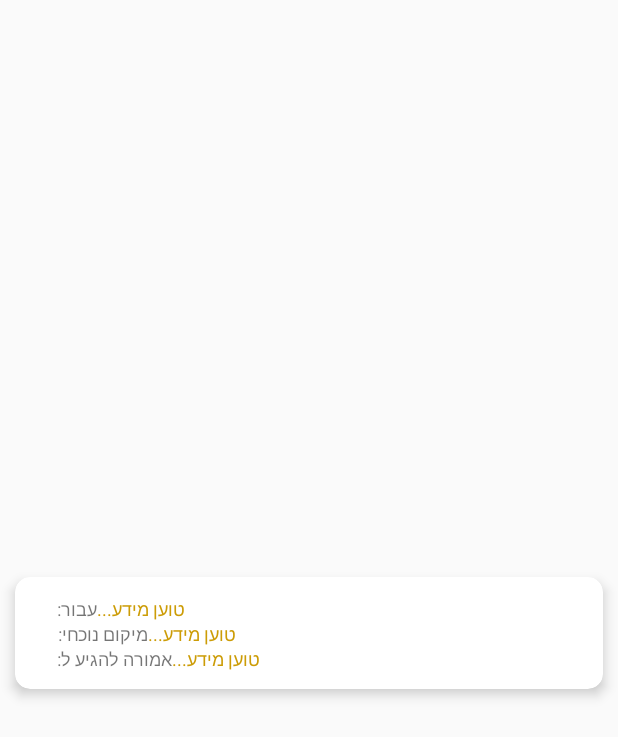
After one commit to mickeygoldmeier/DDC, an Android app: the layout friend_parcel_view_holder.xml on its own in the app's theme, with its tools: preview values and no code run, on a phone screen of 412 x 824 dp. The commit adds this screen. Shown: the top 737 px of the screen. Run offline under Robolectric (Android 15) with nearby library versions, the phone set to English and light mode, and no system bars.

Commit message:
Offer collection for friends

```diff
--- a/app/src/main/java/com/ddc/UI/FindFriendsScreen/FindFriendsViewModel.java
+++ b/app/src/main/java/com/ddc/UI/FindFriendsScreen/FindFriendsViewModel.java
@@ -21,7 +21,7 @@ import com.ddc.Model.Users.Person;
 import com.ddc.Model.Users.User;
 import com.ddc.Model.Users.UsersFirebase;
 import com.ddc.R;
-import com.ddc.UI.NewFriendsViewHolder;
+import com.ddc.UI.ViewHolders.NewFriendsViewHolder;
 
 import java.util.ArrayList;
 import java.util.List;
--- a/app/src/main/java/com/ddc/UI/MyParcelsScreen/MyParcelsViewModel.java
+++ b/app/src/main/java/com/ddc/UI/MyParcelsScreen/MyParcelsViewModel.java
@@ -13,7 +13,7 @@ import androidx.recyclerview.widget.RecyclerView;
 import com.ddc.Model.Parcel.Parcel;
 import com.ddc.Model.Parcel.ParcelRepository;
 import com.ddc.R;
-import com.ddc.UI.ParcelViewHolder;
+import com.ddc.UI.ViewHolders.ParcelViewHolder;
 
 import java.util.List;
 
--- a/app/src/main/java/com/ddc/UI/NewFriendsViewHolder.java
+++ b/app/src/main/java/com/ddc/UI/ViewHolders/NewFriendsViewHolder.java
@@ -1,4 +1,4 @@
-package com.ddc.UI;
+package com.ddc.UI.ViewHolders;
 
 import android.view.View;
 import android.widget.Button;
--- a/app/src/main/java/com/ddc/UI/ParcelViewHolder.java
+++ b/app/src/main/java/com/ddc/UI/ViewHolders/ParcelViewHolder.java
@@ -1,4 +1,4 @@
-package com.ddc.UI;
+package com.ddc.UI.ViewHolders;
 
 import android.content.Context;
 import android.view.View;
--- /dev/null
+++ b/app/src/main/res/drawable/ic_local_shipping.xml
@@ -0,0 +1,9 @@
+<vector xmlns:android="http://schemas.android.com/apk/res/android"
+    android:width="24dp"
+    android:height="24dp"
+    android:viewportWidth="24.0"
+    android:viewportHeight="24.0">
+    <path
+        android:fillColor="#FF000000"
+        android:pathData="M20,8h-3L17,4L3,4c-1.1,0 -2,0.9 -2,2v11h2c0,1.66 1.34,3 3,3s3,-1.34 3,-3h6c0,1.66 1.34,3 3,3s3,-1.34 3,-3h2v-5l-3,-4zM6,18.5c-0.83,0 -1.5,-0.67 -1.5,-1.5s0.67,-1.5 1.5,-1.5 1.5,0.67 1.5,1.5 -0.67,1.5 -1.5,1.5zM19.5,9.5l1.96,2.5L17,12L17,9.5h2.5zM18,18.5c-0.83,0 -1.5,-0.67 -1.5,-1.5s0.67,-1.5 1.5,-1.5 1.5,0.67 1.5,1.5 -0.67,1.5 -1.5,1.5z" />
+</vector>
--- /dev/null
+++ b/app/src/main/res/layout/friend_parcel_view_holder.xml
@@ -0,0 +1,125 @@
+<?xml version="1.0" encoding="utf-8"?>
+<androidx.cardview.widget.CardView xmlns:android="http://schemas.android.com/apk/res/android"
+    xmlns:app="http://schemas.android.com/apk/res-auto"
+    xmlns:tools="http://schemas.android.com/tools"
+    android:layout_width="match_parent"
+    android:layout_height="wrap_content"
+    android:layout_gravity="center"
+    android:layout_marginStart="10dp"
+    android:layout_marginTop="10dp"
+    android:layout_marginEnd="10dp"
+    app:cardCornerRadius="10dp"
+    app:cardElevation="5dp"
+    app:cardMaxElevation="10dp"
+    tools:context=".UI.ViewHolders.FriendParcelViewHolder">
+
+    <androidx.constraintlayout.widget.ConstraintLayout
+        android:layout_width="match_parent"
+        android:layout_height="wrap_content"
+        android:gravity="center">
+
+        <LinearLayout
+            android:layout_width="wrap_content"
+            android:layout_height="wrap_content"
+            android:layout_gravity="center"
+            android:layout_marginStart="15dp"
+            android:orientation="vertical"
+            android:padding="10dp"
+            app:layout_constraintBottom_toBottomOf="parent"
+            app:layout_constraintStart_toStartOf="parent"
+            app:layout_constraintTop_toTopOf="parent">
+
+            <LinearLayout
+                android:layout_width="wrap_content"
+                android:layout_height="wrap_content">
+
+                <TextView
+                    android:layout_width="wrap_content"
+                    android:layout_height="wrap_content"
+                    android:layout_gravity="start"
+                    android:text="עבור: "
+                    android:textSize="12sp" />
+
+                <TextView
+                    android:id="@+id/user_name_tv"
+                    android:layout_width="wrap_content"
+                    android:layout_height="wrap_content"
+                    android:layout_gravity="start"
+                    android:text="טוען מידע..."
+                    android:textColor="@color/colorPrimaryDark"
+                    android:textSize="12sp" />
+            </LinearLayout>
+
+            <LinearLayout
+                android:layout_width="wrap_content"
+                android:layout_height="wrap_content">
+
+                <TextView
+                    android:layout_width="wrap_content"
+                    android:layout_height="wrap_content"
+                    android:layout_gravity="start"
+                    android:text="מיקום נוכחי: "
+                    android:textSize="12sp" />
+
+                <TextView
+                    android:id="@+id/current_location_tv"
+                    android:layout_width="wrap_content"
+                    android:layout_height="wrap_content"
+                    android:layout_gravity="start"
+                    android:text="טוען מידע..."
+                    android:textColor="@color/colorPrimaryDark"
+                    android:textSize="12sp" />
+            </LinearLayout>
+
+            <LinearLayout
+                android:layout_width="wrap_content"
+                android:layout_height="wrap_content">
+
+                <TextView
+                    android:layout_width="wrap_content"
+                    android:layout_height="wrap_content"
+                    android:layout_gravity="start"
+                    android:text="אמורה להגיע ל: "
+                    android:textSize="12sp" />
+
+                <TextView
+                    android:id="@+id/final_location_tv"
+                    android:layout_width="wrap_content"
+                    android:layout_height="wrap_content"
+                    android:layout_gravity="start"
+                    android:text="טוען מידע..."
+                    android:textColor="@color/colorPrimaryDark"
+                    android:textSize="12sp" />
+            </LinearLayout>
+
+        </LinearLayout>
+
+        <Button
+            android:id="@+id/suggest_delivery_btn"
+            style="@style/button_style"
+            android:layout_width="wrap_content"
+            android:layout_height="wrap_content"
+            android:layout_margin="10dp"
+            android:drawableLeft="@drawable/ic_friend"
+            android:padding="15dp"
+            android:visibility="invisible"
+            app:layout_constraintBottom_toBottomOf="parent"
+            app:layout_constraintEnd_toEndOf="parent"
+            app:layout_constraintTop_toTopOf="parent" />
+
+        <Button
+            android:id="@+id/parcel_taken_btn"
+            style="@style/button_style"
+            android:layout_width="wrap_content"
+            android:layout_height="wrap_content"
+            android:layout_margin="10dp"
+            android:drawableLeft="@drawable/ic_local_shipping"
+            android:padding="15dp"
+            android:visibility="invisible"
+            app:layout_constraintBottom_toBottomOf="parent"
+            app:layout_constraintEnd_toEndOf="parent"
+            app:layout_constraintTop_toTopOf="parent" />
+
+    </androidx.constraintlayout.widget.ConstraintLayout>
+
+</androidx.cardview.widget.CardView>
--- a/app/src/main/res/layout/new_friends_view_holder.xml
+++ b/app/src/main/res/layout/new_friends_view_holder.xml
@@ -11,7 +11,7 @@
     app:cardCornerRadius="10dp"
     app:cardElevation="5dp"
     app:cardMaxElevation="10dp"
-    tools:context=".UI.NewFriendsViewHolder">
+    tools:context=".UI.ViewHolders.NewFriendsViewHolder">
 
     <androidx.constraintlayout.widget.ConstraintLayout
         android:layout_width="match_parent"
--- a/app/src/main/res/layout/parcel_view_holder.xml
+++ b/app/src/main/res/layout/parcel_view_holder.xml
@@ -11,7 +11,7 @@
     app:cardCornerRadius="10dp"
     app:cardElevation="5dp"
     app:cardMaxElevation="10dp"
-    tools:context=".UI.ParcelViewHolder">
+    tools:context=".UI.ViewHolders.ParcelViewHolder">
 
     <LinearLayout
         android:layout_width="match_parent"
```
Also changed, not shown: app/src/main/java/com/ddc/Model/Convectors.java (+20 -0 lines), app/src/main/java/com/ddc/Model/Parcel/Parcel.java (+27 -0 lines), app/src/main/java/com/ddc/UI/FriendsParcels/FriendsParcelsFragment.java (+16 -0 lines), app/src/main/java/com/ddc/UI/FriendsParcels/FriendsParcelsViewModel.java (+109 -10 lines), app/src/main/java/com/ddc/UI/ViewHolders/FriendParcelViewHolder.java (added, +69 -0 lines), app/src/main/res/values/attrs_friend_parcel_view_holder.xml (added, +8 -0 lines), 1 other file.
